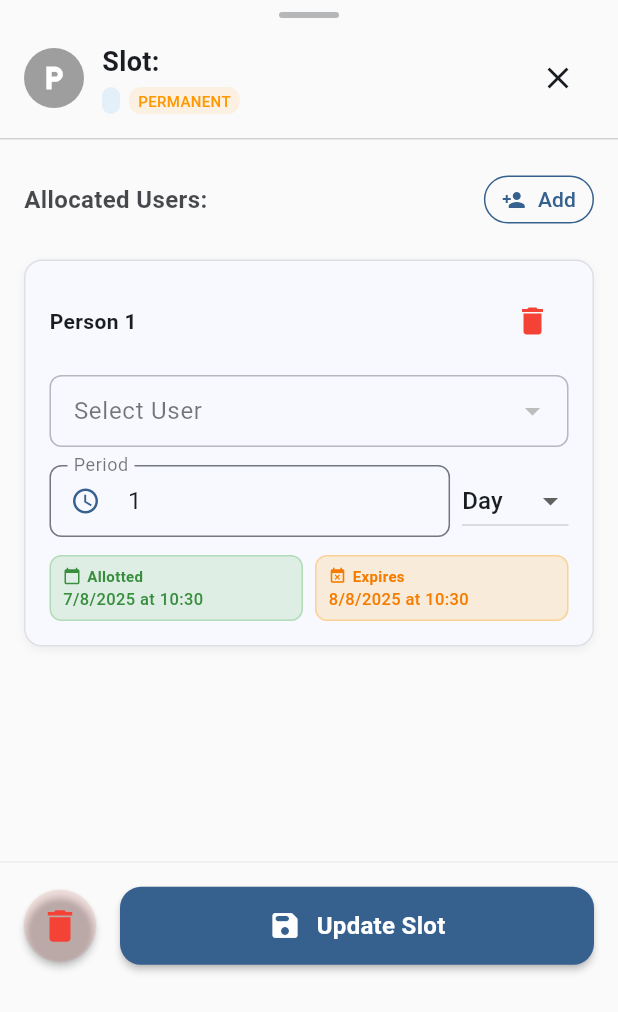
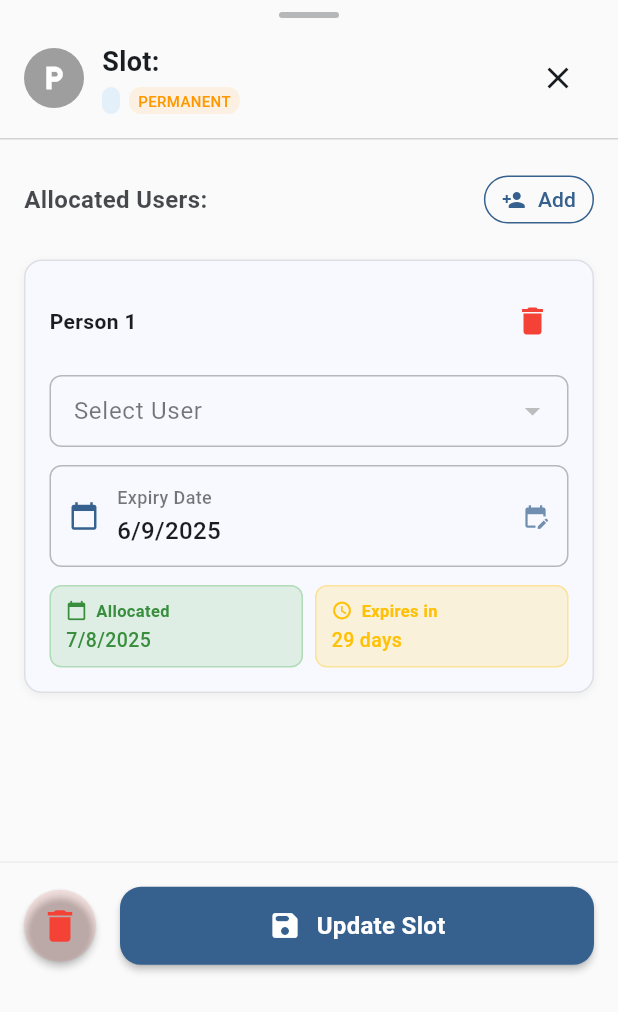
Before and after one commit to Chandu-geesala/SG-parking, a Flutter app: the SlotDetailsBottomSheet widget shown alone on an empty page, opened directly with empty values, after a tap on "Add", on a phone screen of 412 x 824 dp. Shown: the top 1012 px of the screen. Run offline on Flutter 3.47's test engine with Material 3 defaults, Android fonts, the phone set to English and light mode, and no system bars; our stand-ins replace cloud_firestore, csv, device_info_plus, file_picker, firebase_auth, firebase_core and 4 more; missing offline and left inert: excel, in_app_update, universal_html; accounts and stored records are empty; project files that could hold a hidden picture were left out.

Commit message:
Modified Period Feature

```diff
--- a/lib/view/admin/allocation.dart
+++ b/lib/view/admin/allocation.dart
@@ -931,7 +931,7 @@ class _SlotDetailsBottomSheetState extends State<SlotDetailsBottomSheet> {
   List<Map<String, dynamic>> _allocatedPersons = [];
   List<Map<String, dynamic>> _availableUsers = [];
   bool _isLoading = false;
-  static const List<String> _periodUnits = ['Day', 'Month'];
+  // Remove the _periodUnits constant - no longer needed
 
   @override
   void initState() {
@@ -943,21 +943,20 @@ class _SlotDetailsBottomSheetState extends State<SlotDetailsBottomSheet> {
   // INITIALIZATION METHODS
   // ============================================================================
 
-  /// Initializes the allocated persons data with migration support
+  /// Initializes the allocated persons data - Updated for expiry date only
   void _initializeData() {
     _allocatedPersons = widget.allotedTo.map((person) {
       final personMap = person as Map<String, dynamic>;
 
-      // Migrate old period_months to new flexible period system
-      if (!personMap.containsKey('period_unit')) {
-        if (personMap.containsKey('period_months')) {
-          personMap['period_value'] = personMap['period_months'];
-          personMap['period_unit'] = 'Month';
-        } else {
-          personMap['period_value'] = 1;
-          personMap['period_unit'] = 'Day';
-        }
+      // Ensure expiry_date exists, if not set a default
+      if (!personMap.containsKey('expiry_date') || personMap['expiry_date'] == null) {
+        personMap['expiry_date'] = DateTime.now().add(const Duration(days: 30)).toIso8601String();
       }
+
+      // Remove old period fields for clean data
+      personMap.remove('period_months');
+      personMap.remove('period_value');
+      personMap.remove('period_unit');
 
       return Map<String, dynamic>.from(personMap);
     }).toList();
@@ -977,16 +976,14 @@ class _SlotDetailsBottomSheetState extends State<SlotDetailsBottomSheet> {
   // PERSON MANAGEMENT METHODS
   // ============================================================================
 
-  /// Adds a new person to the allocation list
+  /// Adds a new person to the allocation list - Updated
   void _addPerson() async {
     setState(() {
       _allocatedPersons.add({
         'name': '',
         'email': '',
-        'period_value': 1,
-        'period_unit': 'Day',
         'alloted_date': DateTime.now().toIso8601String(),
-        'expiry_date': _calculateExpiryDateFlexible(DateTime.now(), 1, 'Day'),
+        'expiry_date': DateTime.now().add(const Duration(days: 30)).toIso8601String(),
       });
     });
     await _loadAvailableUsers();
@@ -1000,44 +997,51 @@ class _SlotDetailsBottomSheetState extends State<SlotDetailsBottomSheet> {
     _loadAvailableUsers();
   }
 
-  /// Updates person data and recalculates expiry date if needed
+  /// Updates person data - Simplified
   void _updatePersonData(int index, String field, dynamic value) {
     setState(() {
       _allocatedPersons[index][field] = value;
-
-      // Recalculate expiry date when period changes
-      if (field == 'period_value' || field == 'period_unit') {
-        final allotedDateStr = _allocatedPersons[index]['alloted_date'];
-        final periodValue = _allocatedPersons[index]['period_value'] ?? 1;
-        final periodUnit = _allocatedPersons[index]['period_unit'] ?? 'Day';
-
-        if (allotedDateStr != null) {
-          final allotedDate = DateTime.parse(allotedDateStr);
-          _allocatedPersons[index]['expiry_date'] =
-              _calculateExpiryDateFlexible(allotedDate, periodValue, periodUnit);
-        }
-      }
     });
   }
 
+  /// Shows date picker for selecting expiry date - NEW METHOD
+  Future<void> _selectExpiryDate(int index) async {
+    final currentExpiryStr = _allocatedPersons[index]['expiry_date'];
+    DateTime currentExpiry;
+
+    try {
+      currentExpiry = DateTime.parse(currentExpiryStr);
+    } catch (e) {
+      currentExpiry = DateTime.now().add(const Duration(days: 30));
+    }
+
+    final selectedDate = await showDatePicker(
+      context: context,
+      initialDate: currentExpiry,
+      firstDate: DateTime.now(),
+      lastDate: DateTime.now().add(const Duration(days: 365 * 3)), // 3 years max
+      builder: (context, child) {
+        return Theme(
+          data: Theme.of(context).copyWith(
+            colorScheme: Theme.of(context).colorScheme.copyWith(
+              primary: Theme.of(context).colorScheme.primary,
+            ),
+          ),
+          child: child!,
+        );
+      },
+    );
+
+    if (selectedDate != null) {
+      setState(() {
+        _allocatedPersons[index]['expiry_date'] = selectedDate.toIso8601String();
+      });
+    }
+  }
+
   // ============================================================================
   // UTILITY METHODS
   // ============================================================================
-
-  /// Calculates expiry date based on period value and unit
-  String _calculateExpiryDateFlexible(DateTime allotedDate, int periodValue, String periodUnit) {
-    DateTime expiryDate;
-    if (periodUnit == 'Month') {
-      expiryDate = DateTime(
-        allotedDate.year,
-        allotedDate.month + periodValue,
-        allotedDate.day,
-      );
-    } else {
-      expiryDate = allotedDate.add(Duration(days: periodValue));
-    }
-    return expiryDate.toIso8601String();
-  }
 
   /// Determines slot priority based on allocation count
   String _determinePriority() {
@@ -1071,6 +1075,49 @@ class _SlotDetailsBottomSheetState extends State<SlotDetailsBottomSheet> {
       return '${date.day}/${date.month}/${date.year} at ${date.hour}:${date.minute.toString().padLeft(2, '0')}';
     } catch (e) {
       return 'Invalid date';
+    }
+  }
+
+  /// Formats date for display in date picker (date only) - NEW METHOD
+  String _formatDateOnly(String? dateString) {
+    if (dateString == null || dateString.isEmpty) return 'Select Date';
+    try {
+      final date = DateTime.parse(dateString);
+      return '${date.day}/${date.month}/${date.year}';
+    } catch (e) {
+      return 'Invalid Date';
+    }
+  }
+
+  /// Gets color based on days until expiry - NEW METHOD
+  Color _getExpiryColor(String? expiryDateStr) {
+    if (expiryDateStr == null) return Colors.grey;
+    try {
+      final expiryDate = DateTime.parse(expiryDateStr);
+      final daysLeft = expiryDate.difference(DateTime.now()).inDays;
+
+      if (daysLeft < 0) return Colors.red;
+      if (daysLeft <= 7) return Colors.orange;
+      if (daysLeft <= 30) return Colors.amber;
+      return Colors.green;
+    } catch (e) {
+      return Colors.grey;
+    }
+  }
+
+  /// Gets days until expiry text - NEW METHOD
+  String _getDaysUntilExpiryText(String? expiryDateStr) {
+    if (expiryDateStr == null) return 'Unknown';
+    try {
+      final expiryDate = DateTime.parse(expiryDateStr);
+      final daysLeft = expiryDate.difference(DateTime.now()).inDays;
+
+      if (daysLeft < 0) return 'Expired';
+      if (daysLeft == 0) return 'Today';
+      if (daysLeft == 1) return '1 day';
+      return '$daysLeft days';
+    } catch (e) {
+      return 'Invalid';
     }
   }
 
@@ -1115,7 +1162,7 @@ class _SlotDetailsBottomSheetState extends State<SlotDetailsBottomSheet> {
   // SLOT OPERATIONS
   // ============================================================================
 
-  /// Updates slot data in Firestore
+  /// Updates slot data in Firestore - Updated validation
   Future<void> _updateSlot() async {
     setState(() {
       _isLoading = true;
@@ -1127,20 +1174,17 @@ class _SlotDetailsBottomSheetState extends State<SlotDetailsBottomSheet> {
         bool hasValidPersons = _allocatedPersons.every((person) {
           final name = person['name']?.toString().trim() ?? '';
           final email = person['email']?.toString().trim() ?? '';
-          final periodValue = person['period_value'];
-          final periodUnit = person['period_unit'];
+          final expiryDate = person['expiry_date'];
 
           return name.isNotEmpty &&
               email.isNotEmpty &&
-              periodValue != null &&
-              periodValue > 0 &&
-              periodUnit != null;
+              expiryDate != null;
         });
 
         if (!hasValidPersons) {
           ScaffoldMessenger.of(context).showSnackBar(
             const SnackBar(
-              content: Text('Please fill all allocated person details including period or remove empty entries'),
+              content: Text('Please fill all allocated person details including expiry date or remove empty entries'),
               backgroundColor: Colors.red,
             ),
           );
@@ -1264,7 +1308,7 @@ class _SlotDetailsBottomSheetState extends State<SlotDetailsBottomSheet> {
   }
 
   // ============================================================================
-  // BUILD METHOD
+  // BUILD METHOD - UPDATED
   // ============================================================================
 
   @override
@@ -1401,7 +1445,7 @@ class _SlotDetailsBottomSheetState extends State<SlotDetailsBottomSheet> {
                       ),
                     )
                   else
-                  // List of allocated persons
+                  // List of allocated persons - UPDATED SECTION
                     ...List.generate(_allocatedPersons.length, (index) {
                       final person = _allocatedPersons[index];
                       final hasExistingData = person['name']?.toString().trim().isNotEmpty == true &&
@@ -1570,62 +1614,71 @@ class _SlotDetailsBottomSheetState extends State<SlotDetailsBottomSheet> {
 
                             const SizedBox(height: 12),
 
-                            // Period input
+                            // REPLACED PERIOD INPUT WITH EXPIRY DATE PICKER
+                            GestureDetector(
+                              onTap: () => _selectExpiryDate(index),
+                              child: Container(
+                                width: double.infinity,
+                                padding: const EdgeInsets.all(12),
+                                decoration: BoxDecoration(
+                                  color: Theme.of(context).colorScheme.surface,
+                                  borderRadius: BorderRadius.circular(8),
+                                  border: Border.all(
+                                    color: Theme.of(context).colorScheme.outline.withOpacity(0.5),
+                                  ),
+                                ),
+                                child: Row(
+                                  children: [
+                                    Icon(
+                                      Icons.calendar_today,
+                                      size: 20,
+                                      color: Theme.of(context).colorScheme.primary,
+                                    ),
+                                    const SizedBox(width: 12),
+                                    Expanded(
+                                      child: Column(
+                                        crossAxisAlignment: CrossAxisAlignment.start,
+                                        children: [
+                                          Text(
+                                            'Expiry Date',
+                                            style: TextStyle(
+                                              fontSize: 12,
+                                              color: Theme.of(context).colorScheme.onSurface.withOpacity(0.6),
+                                              fontWeight: FontWeight.w500,
+                                            ),
+                                          ),
+                                          const SizedBox(height: 2),
+                                          Text(
+                                            _formatDateOnly(person['expiry_date']),
+                                            style: TextStyle(
+                                              fontSize: 16,
+                                              color: Theme.of(context).colorScheme.onSurface,
+                                              fontWeight: FontWeight.w500,
+                                            ),
+                                          ),
+                                        ],
+                                      ),
+                                    ),
+                                    Icon(
+                                      Icons.edit_calendar,
+                                      size: 18,
+                                      color: Theme.of(context).colorScheme.primary.withOpacity(0.7),
+                                    ),
+                                  ],
+                                ),
+                              ),
+                            ),
+
+                            const SizedBox(height: 12),
+
+                            // UPDATED DATE INFORMATION SECTION
                             Row(
                               children: [
-                                Expanded(
-                                  child: TextFormField(
-                                    initialValue: person['period_value']?.toString() ?? '1',
-                                    keyboardType: TextInputType.number,
-                                    decoration: InputDecoration(
-                                      labelText: 'Period',
-                                      labelStyle: TextStyle(
-                                        color: Theme.of(context).colorScheme.onSurface.withOpacity(0.6),
-                                      ),
-                                      border: OutlineInputBorder(borderRadius: BorderRadius.circular(8)),
-                                      contentPadding: const EdgeInsets.symmetric(horizontal: 12, vertical: 8),
-                                      prefixIcon: Icon(
-                                        Icons.access_time,
-                                        size: 20,
-                                        color: Theme.of(context).colorScheme.primary,
-                                      ),
-                                    ),
-                                    onChanged: (value) {
-                                      int period = int.tryParse(value) ?? 1;
-                                      if (period < 1) period = 1;
-                                      if (person['period_unit'] == 'Month' && period > 36) period = 36;
-                                      if (person['period_unit'] == 'Day' && period > 365) period = 365;
-                                      _updatePersonData(index, 'period_value', period);
-                                    },
-                                  ),
-                                ),
-                                const SizedBox(width: 8),
-                                DropdownButton<String>(
-                                  value: person['period_unit'] ?? 'Day',
-                                  items: _periodUnits.map((unit) {
-                                    return DropdownMenuItem<String>(
-                                      value: unit,
-                                      child: Text(unit),
-                                    );
-                                  }).toList(),
-                                  onChanged: (selected) {
-                                    if (selected != null) {
-                                      _updatePersonData(index, 'period_unit', selected);
-                                    }
-                                  },
-                                ),
-                              ],
-                            ),
-
-                            const SizedBox(height: 12),
-
-                            // Date information
-                            Row(
-                              children: [
+                                // Allotted Date
                                 if (person['alloted_date'] != null)
                                   Expanded(
                                     child: Container(
-                                      padding: const EdgeInsets.symmetric(horizontal: 8, vertical: 6),
+                                      padding: const EdgeInsets.symmetric(horizontal: 10, vertical: 8),
                                       decoration: BoxDecoration(
                                         color: Colors.green.withOpacity(0.15),
                                         borderRadius: BorderRadius.circular(8),
@@ -1636,23 +1689,24 @@ class _SlotDetailsBottomSheetState extends State<SlotDetailsBottomSheet> {
                                         children: [
                                           Row(
                                             children: [
-                                              Icon(Icons.calendar_today, size: 12, color: Colors.green.shade700),
-                                              const SizedBox(width: 4),
+                                              Icon(Icons.calendar_today, size: 14, color: Colors.green.shade700),
+                                              const SizedBox(width: 6),
                                               Text(
-                                                'Allotted',
+                                                'Allocated',
                                                 style: TextStyle(
                                                   color: Colors.green.shade700,
-                                                  fontSize: 10,
+                                                  fontSize: 11,
                                                   fontWeight: FontWeight.w600,
                                                 ),
                                               ),
                                             ],
                                           ),
+                                          const SizedBox(height: 2),
                                           Text(
-                                            _formatDate(person['alloted_date']),
+                                            _formatDateOnly(person['alloted_date']),
                                             style: TextStyle(
                                               color: Colors.green.shade700,
-                                              fontSize: 11,
+                                              fontSize: 13,
                                               fontWeight: FontWeight.w500,
                                             ),
                                           ),
@@ -1661,37 +1715,39 @@ class _SlotDetailsBottomSheetState extends State<SlotDetailsBottomSheet> {
                                     ),
                                   ),
                                 const SizedBox(width: 8),
+                                // Days Remaining Indicator
                                 if (person['expiry_date'] != null)
                                   Expanded(
                                     child: Container(
-                                      padding: const EdgeInsets.symmetric(horizontal: 8, vertical: 6),
+                                      padding: const EdgeInsets.symmetric(horizontal: 10, vertical: 8),
                                       decoration: BoxDecoration(
-                                        color: Colors.orange.withOpacity(0.15),
+                                        color: _getExpiryColor(person['expiry_date']).withOpacity(0.15),
                                         borderRadius: BorderRadius.circular(8),
-                                        border: Border.all(color: Colors.orange.withOpacity(0.3)),
+                                        border: Border.all(color: _getExpiryColor(person['expiry_date']).withOpacity(0.3)),
                                       ),
                                       child: Column(
                                         crossAxisAlignment: CrossAxisAlignment.start,
                                         children: [
                                           Row(
                                             children: [
-                                              Icon(Icons.event_busy, size: 12, color: Colors.orange.shade700),
-                                              const SizedBox(width: 4),
+                                              Icon(Icons.access_time, size: 14, color: _getExpiryColor(person['expiry_date'])),
+                                              const SizedBox(width: 6),
                                               Text(
-                                                'Expires',
+                                                'Expires in',
                                                 style: TextStyle(
-                                                  color: Colors.orange.shade700,
-                                                  fontSize: 10,
+                                                  color: _getExpiryColor(person['expiry_date']),
+                                                  fontSize: 11,
                                                   fontWeight: FontWeight.w600,
                                                 ),
                                               ),
                                             ],
                                           ),
+                                          const SizedBox(height: 2),
                                           Text(
-                                            _formatDate(person['expiry_date']),
+                                            _getDaysUntilExpiryText(person['expiry_date']),
                                             style: TextStyle(
-                                              color: Colors.orange.shade700,
-                                              fontSize: 11,
+                                              color: _getExpiryColor(person['expiry_date']),
+                                              fontSize: 13,
                                               fontWeight: FontWeight.w500,
                                             ),
                                           ),
```
